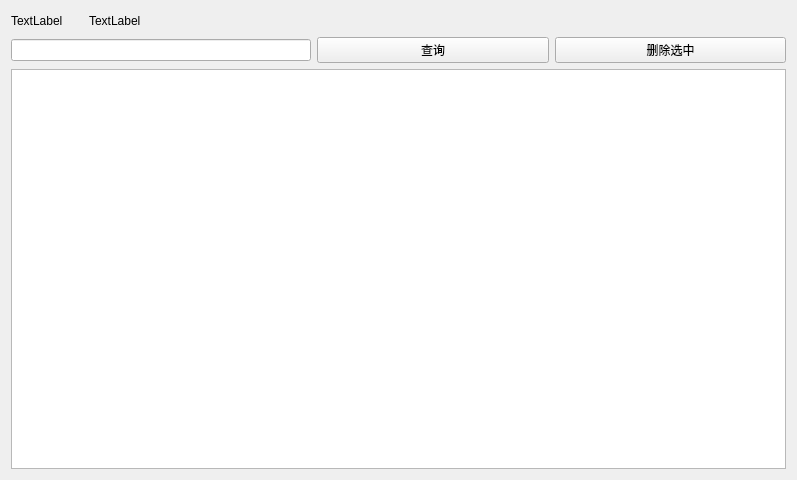
The window that server/src/messagemanage.ui (omigeft/QTChatroom) describes before a commit, drawn with Qt 5.
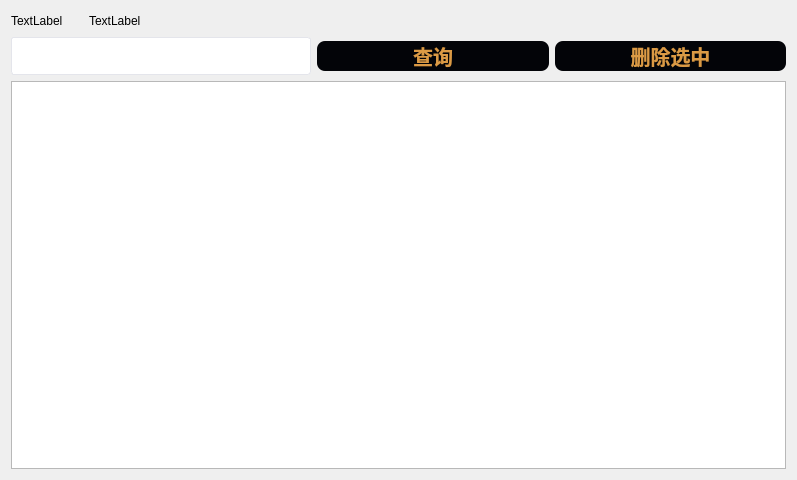
The same window after the commit.

What changed in the file:
```diff
--- a/server/src/messagemanage.ui
+++ b/server/src/messagemanage.ui
@@ -13,6 +13,34 @@
   <property name="windowTitle">
    <string>群聊消息管理界面</string>
   </property>
+  <property name="styleSheet">
+   <string notr="true">QPushButton {
+background-color:#030408;
+color:#db9a45;
+font-size: 20px;
+font:10pt &quot;Microsoft YaHei UI&quot;;
+border-radius:8px;
+font-weight:700;
+height:30px;
+width: 100%;
+}
+QPushButton:hover {
+background-color: #383a3e;
+}
+QLineEdit{
+border: 1px solid rgb(41, 57, 85);
+border-radius: 3px;
+border-color:#dcdee0;
+height:36px;
+background: white;
+padding-left: 12px;
+padding-right: 12px;
+border-color:#e4e5eb;
+}
+QLineEdit:hover {
+border-color: #db9a45;
+}</string>
+  </property>
   <layout class="QGridLayout" name="gridLayout">
    <item row="1" column="0">
     <layout class="QHBoxLayout" name="horizontalLayout">
```
